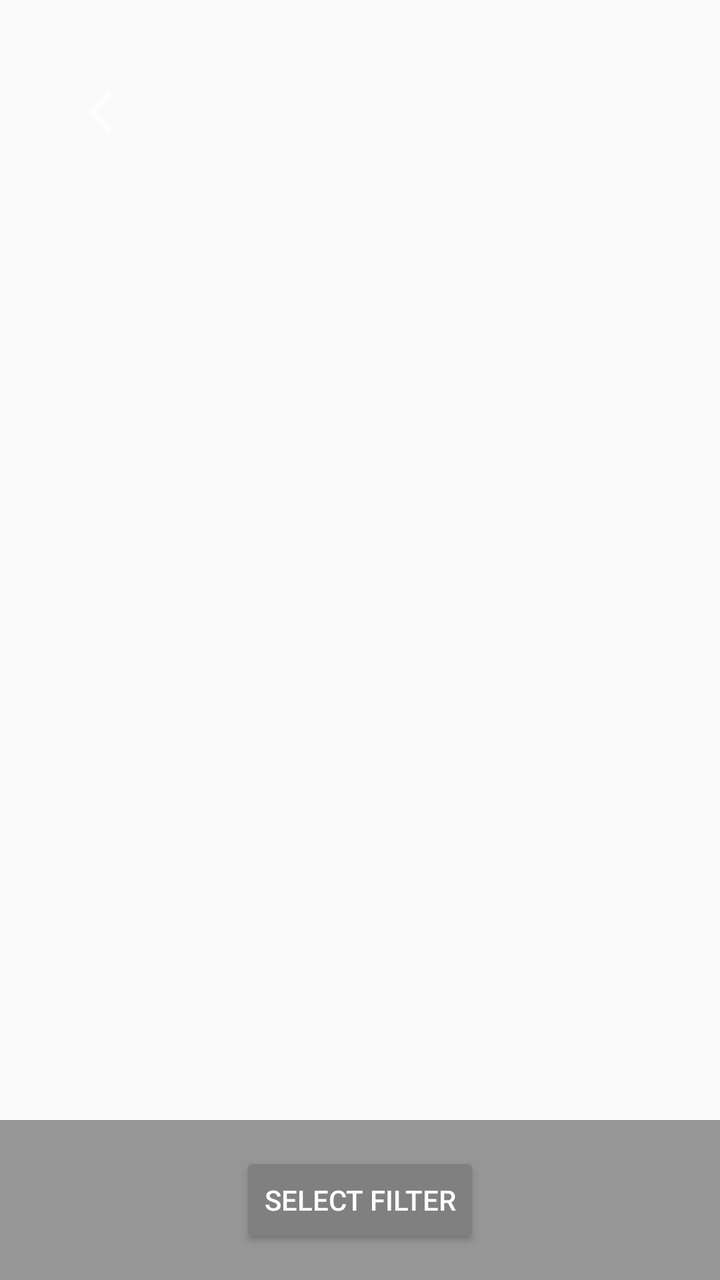
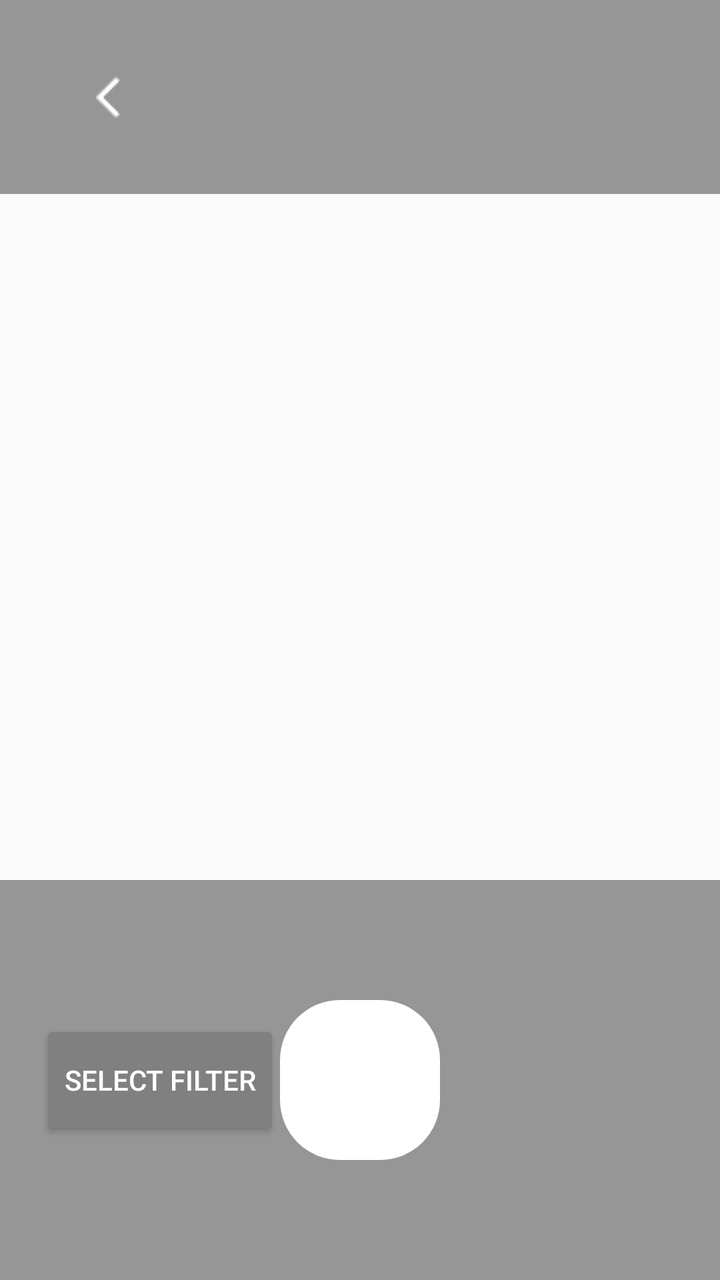

The first picture is an Android layout as it rendered before a commit; the second is the same layout after the commit. The layout source and the unified diff follow.
<!-- AndroidManifest.xml: application theme Theme.FleekTip -->
<!-- res/layout/ar_screen_nail.xml -->
<FrameLayout xmlns:android="http://schemas.android.com/apk/res/android"
    xmlns:app="http://schemas.android.com/apk/res-auto"
    android:layout_width="match_parent"
    android:layout_height="match_parent">

    <ViewStub
        android:id="@+id/camera_kit_stub"
        android:layout_width="match_parent"
        android:layout_height="match_parent" />

    
    <LinearLayout
        android:id="@+id/layoutEyelashFilters"
        android:layout_width="match_parent"
        android:layout_height="wrap_content"
        android:orientation="horizontal"
        android:layout_gravity="bottom|center"
        android:gravity="center"
        android:padding="16dp"
        android:background="#66000000">

        
        <Button
            android:id="@+id/btnSelectColor"
            android:layout_width="wrap_content"
            android:layout_height="wrap_content"
            android:layout_gravity="center"
            android:textColor="@android:color/white"
            android:backgroundTint="@color/gray"
            android:text="Select Filter" />
    </LinearLayout>

    
    <ImageButton
        android:id="@+id/btnBack"
        android:layout_width="80dp"
        android:layout_height="80dp"
        android:layout_gravity="top|start"
        android:layout_margin="16dp"
        android:backgroundTint="#00FFFFFF"
        android:src="@drawable/ic_back"
        app:tint="@color/white"/>
</FrameLayout>
<!-- resources referenced by this layout -->
<resources>
  <color name="gray">#808080</color>
  <color name="white">#FFFFFFFF</color>
  <!-- drawable ic_back: png bitmap (drawable, 209 bytes) -->
  <style name="Theme.FleekTip" parent="Theme.AppCompat.Light.NoActionBar">
          <item name="colorPrimary">@color/pink_light</item>
      </style>
  <color name="pink_light">#FFB6C1</color>
</resources>

<!-- the commit's change to res/layout/ar_screen_nail.xml (unified diff, before → after) -->
@@ -3,41 +3,64 @@
     android:layout_width="match_parent"
     android:layout_height="match_parent">
 
+    
     <ViewStub
         android:id="@+id/camera_kit_stub"
         android:layout_width="match_parent"
         android:layout_height="match_parent" />
 
     
-    <LinearLayout
+    <RelativeLayout
+        android:id="@+id/TopToolbar"
+        android:layout_width="match_parent"
+        android:layout_height="97dp"
+        android:background="#66000000"
+        android:padding="20dp">
+
+        
+        <ImageButton
+            android:id="@+id/btnBack"
+            android:layout_width="80dp"
+            android:layout_height="80dp"
+            android:layout_alignParentStart="true"
+            android:layout_centerVertical="true"
+            android:backgroundTint="#00FFFFFF"
+            android:src="@drawable/ic_back"
+            app:tint="@color/white" />
+
+    </RelativeLayout>
+
+    
+    <RelativeLayout
         android:id="@+id/layoutEyelashFilters"
         android:layout_width="match_parent"
-        android:layout_height="wrap_content"
-        android:orientation="horizontal"
-        android:layout_gravity="bottom|center"
-        android:gravity="center"
-        android:padding="16dp"
-        android:background="#66000000">
+        android:layout_height="200dp"
+        android:layout_gravity="bottom"
+        android:background="#66000000"
+        android:padding="20dp">
+
+        
+        <ImageButton
+            android:id="@+id/btnScreenshot"
+            android:layout_width="80dp"
+            android:layout_height="80dp"
+            android:padding="16dp"
+            android:background="@drawable/rounded_button_blank"
+            android:src="@drawable/ic_camera"
+            app:tint="@android:color/white"
+            android:layout_centerInParent="true" />
 
         
         <Button
             android:id="@+id/btnSelectColor"
             android:layout_width="wrap_content"
-            android:layout_height="wrap_content"
-            android:layout_gravity="center"
-            android:textColor="@android:color/white"
+            android:layout_height="60dp"
+            android:layout_centerVertical="true"
             android:backgroundTint="@color/gray"
-            android:text="Select Filter" />
-    </LinearLayout>
+            android:padding="12dp"
+            android:text="Select Filter"
+            android:textColor="@android:color/white" />
 
-    
-    <ImageButton
-        android:id="@+id/btnBack"
-        android:layout_width="80dp"
-        android:layout_height="80dp"
-        android:layout_gravity="top|start"
-        android:layout_margin="16dp"
-        android:backgroundTint="#00FFFFFF"
-        android:src="@drawable/ic_back"
-        app:tint="@color/white"/>
+    </RelativeLayout>
+
 </FrameLayout>
<!-- resource entries referenced after the edit -->
@@ -3,6 +3,14 @@
   <color name="gray">#808080</color>
   <color name="white">#FFFFFFFF</color>
   <!-- drawable ic_back: png bitmap (drawable, 209 bytes) -->
+  <!-- drawable ic_camera: png bitmap (drawable, 492 bytes) -->
+  <!-- drawable rounded_button_blank (drawable) -->
+  <shape xmlns:android="http://schemas.android.com/apk/res/android"
+      android:shape="rectangle">
+      <solid android:color="@color/white" />
+      <corners android:radius="30dp" />
+      <padding android:left="16dp" android:right="16dp" android:top="10dp" android:bottom="10dp"/>
+  </shape>
   <style name="Theme.FleekTip" parent="Theme.AppCompat.Light.NoActionBar">
           <item name="colorPrimary">@color/pink_light</item>
       </style>
